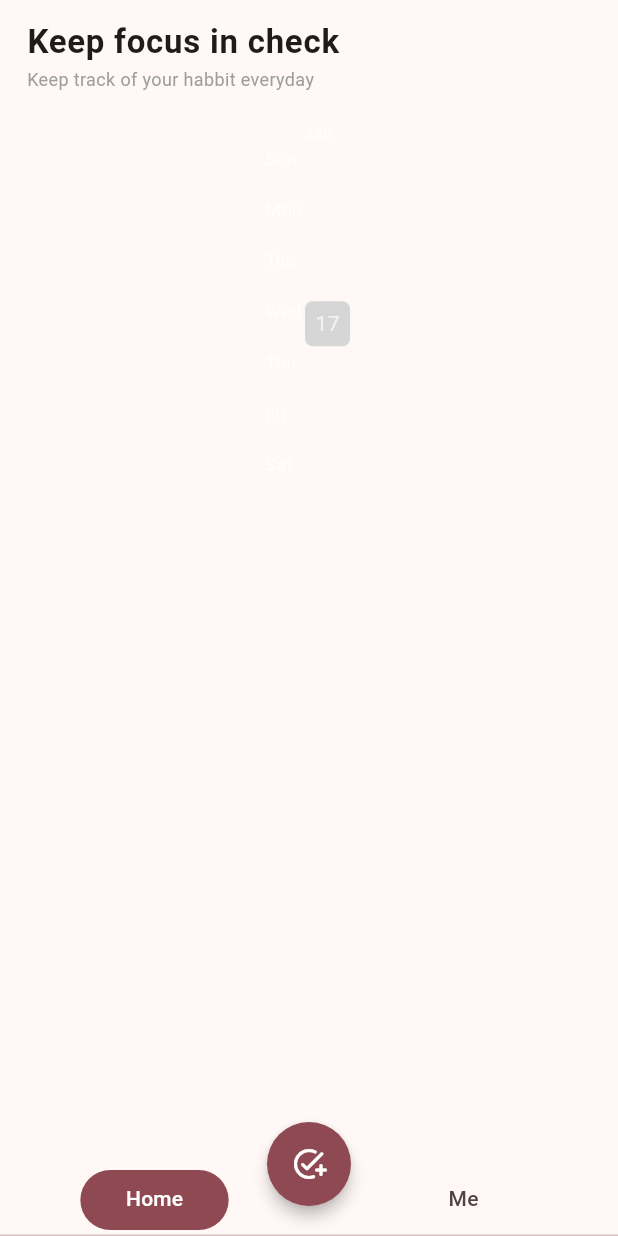
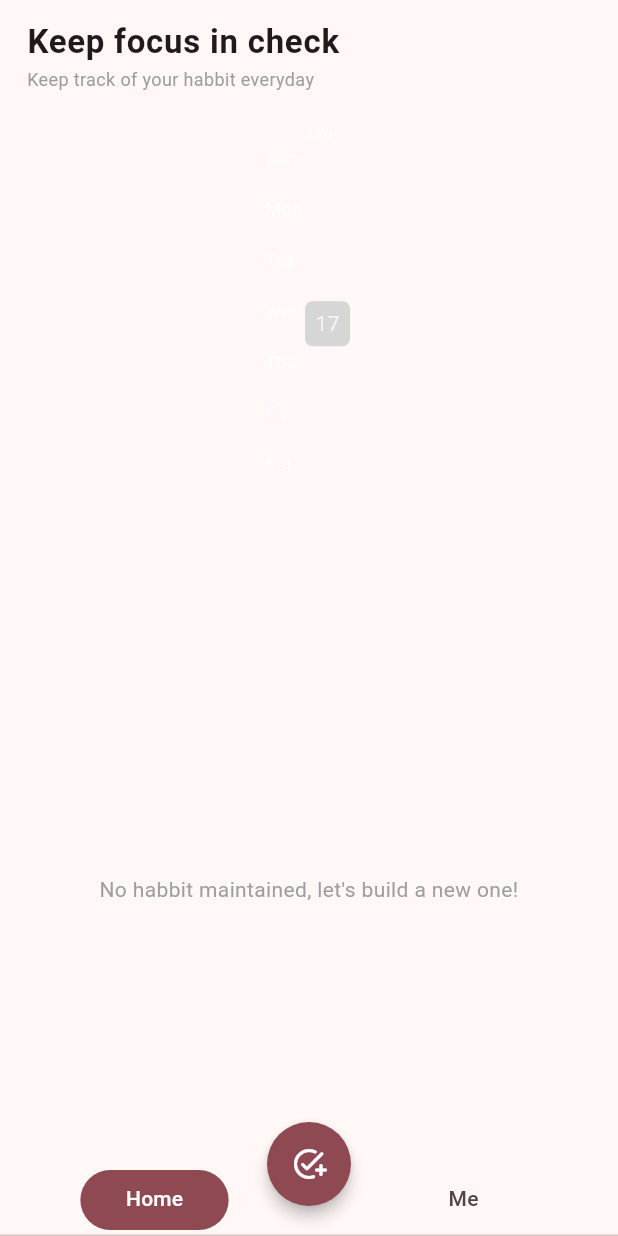
Before and after one commit to samanjhutty/Habit-Tracker, a Flutter app: the screen it shows after launch, on a phone screen of 412 x 824 dp. Run offline on Flutter 3.47's test engine with Material 3 defaults, Android fonts, the phone set to English and light mode, and no system bars; drawn by our look-alikes of flutter_heatmap_calendar; our stand-ins replace awesome_notifications, cloud_firestore, file_picker, firebase_auth, firebase_core, firebase_storage and 5 more; accounts and stored records are empty.

Commit message:
bug fixes

```diff
--- a/lib/view/widgets/habit_tile.dart
+++ b/lib/view/widgets/habit_tile.dart
@@ -76,11 +76,9 @@ class _HabitTileState extends State<HabitTile> {
   @override
   Widget build(BuildContext context) {
     ColorScheme scheme = Theme.of(context).colorScheme;
+    DbController db = context.read<DbController>();
 
-    return ListView.builder(
-        itemCount: context.watch<DbController>().habitList.length,
-        itemBuilder: ((context, index) {
-          return context.watch<DbController>().habitList.isEmpty
+    return db.habitList.isEmpty
         ? const Center(
             child: Text(
               "No habbit maintained, let's build a new one!",
@@ -90,7 +88,10 @@ class _HabitTileState extends State<HabitTile> {
               ),
             ),
           )
-              : Consumer<DbController>(builder: (context, db, child) {
+        : ListView.builder(
+            itemCount: db.habitList.length,
+            itemBuilder: ((context, index) {
+              return Consumer<DbController>(builder: (context, db, child) {
                 HabitModel list = db.habitList[index];
                 if (list.completed == true) {
                   list.initialHabbitTime = list.totalHabbitTime;
@@ -173,16 +174,15 @@ class _HabitTileState extends State<HabitTile> {
                                 onTap: () => showDialog(
                                     context: context,
                                     builder: (context) => AlertDialog(
-                                            actionsPadding:
-                                                const EdgeInsets.only(
+                                          actionsPadding: const EdgeInsets.only(
                                               right: 16, bottom: 16),
                                           title: const Text('Delete Habbit'),
                                           content: const Text(
                                               'Are you sure you want to delete this habbit?'),
                                           actions: [
                                             IconButton.filled(
-                                                  padding: const EdgeInsets
-                                                      .symmetric(
+                                                padding:
+                                                    const EdgeInsets.symmetric(
                                                         horizontal: 16),
                                                 onPressed: () =>
                                                     Navigator.pop(context),
@@ -199,8 +199,7 @@ class _HabitTileState extends State<HabitTile> {
                                                       horizontal: 16),
                                               onPressed: () async {
                                                 setState(() {
-                                                    db.habitList
-                                                        .removeAt(index);
+                                                  db.habitList.removeAt(index);
                                                 });
                                                 db.saveUpdatedList();
                                                 Navigator.pop(context);
--- a/lib/view/widgets/month_summary.dart
+++ b/lib/view/widgets/month_summary.dart
@@ -2,6 +2,7 @@ import 'package:cloud_firestore/cloud_firestore.dart';
 import 'package:firebase_auth/firebase_auth.dart';
 import 'package:flutter/material.dart';
 import 'package:flutter_heatmap_calendar/flutter_heatmap_calendar.dart';
+import 'package:habit_tracker/controller/local/db_constants.dart';
 import 'package:provider/provider.dart';
 import '../../controller/cloud/cloud_constants.dart';
 import '../../controller/db_controller.dart';
@@ -39,7 +40,8 @@ class _MonthSummaryState extends State<MonthSummary> {
 
   _getStartDateBox() {
     startDate = DbController.habbitListKeytoDateTime(
-        DbController.habbitListKey(DateTime.now()));
+        box.get(BoxConstants.startDateKey) ??
+            DbController.habbitListKey(DateTime.now()));
     setState(() {});
   }
 
--- a/lib/view/widgets/theme_sheet.dart
+++ b/lib/view/widgets/theme_sheet.dart
@@ -30,7 +30,7 @@ class _MyBottomSheetState extends State<MyBottomSheet>
       animationController: BottomSheet.createAnimationController(this),
       showDragHandle: true,
       onClosing: () {},
-      builder: (_) => Column(
+      builder: (context) => Column(
         mainAxisSize: MainAxisSize.min,
         children: [
           RadioListTile(
@@ -125,7 +125,7 @@ class _MyBottomSheetState extends State<MyBottomSheet>
                                   actionsPadding: const EdgeInsets.only(
                                       right: 16, bottom: 16),
                                   content: const Text(
-                                      'In order to set the color the app needs to rebuild, kindly save changes to avoid loosing them'),
+                                      'In order to apply the color to the UI the app needs to rebuild, kindly save changes to avoid loosing them'),
                                   actions: [
                                     ElevatedButton(
                                         onPressed: () => Navigator.pop(context),
```
Lines whose indentation alone changed are shown as unchanged.
